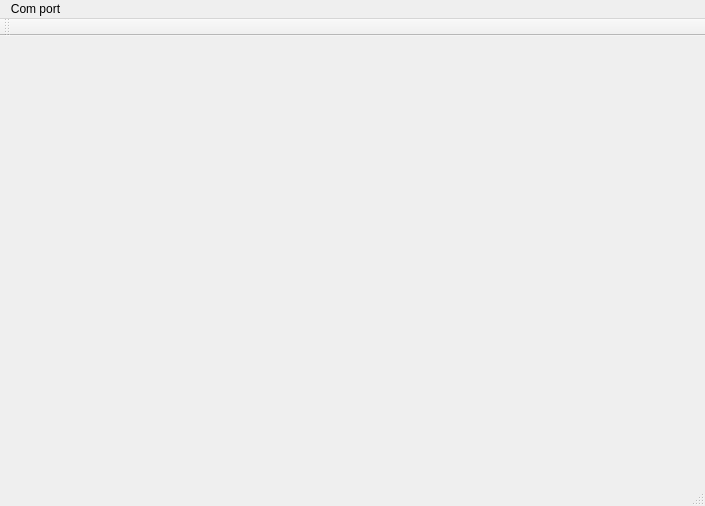
jivilkov/IBLTest, file mainwindow.ui: the form before one commit.
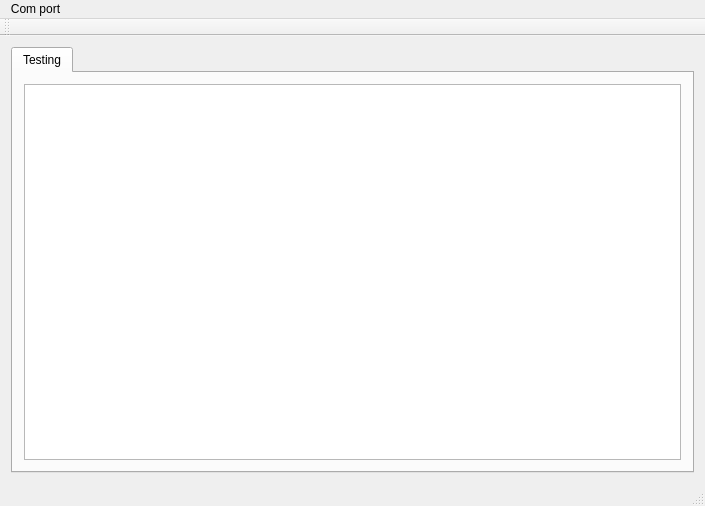
The form after the commit.

What changed in the file:
```diff
--- a/mainwindow.ui
+++ b/mainwindow.ui
@@ -13,7 +13,27 @@
   <property name="windowTitle">
    <string>MainWindow</string>
   </property>
-  <widget class="QWidget" name="centralWidget"/>
+  <widget class="QWidget" name="centralWidget">
+   <layout class="QGridLayout" name="gridLayout">
+    <item row="0" column="0">
+     <widget class="QTabWidget" name="tabWidget">
+      <property name="currentIndex">
+       <number>0</number>
+      </property>
+      <widget class="QWidget" name="tab">
+       <attribute name="title">
+        <string>Testing</string>
+       </attribute>
+       <layout class="QGridLayout" name="gridLayout_2">
+        <item row="0" column="0">
+         <widget class="QTableView" name="tableView"/>
+        </item>
+       </layout>
+      </widget>
+     </widget>
+    </item>
+   </layout>
+  </widget>
   <widget class="QMenuBar" name="menuBar">
    <property name="geometry">
     <rect>
```
